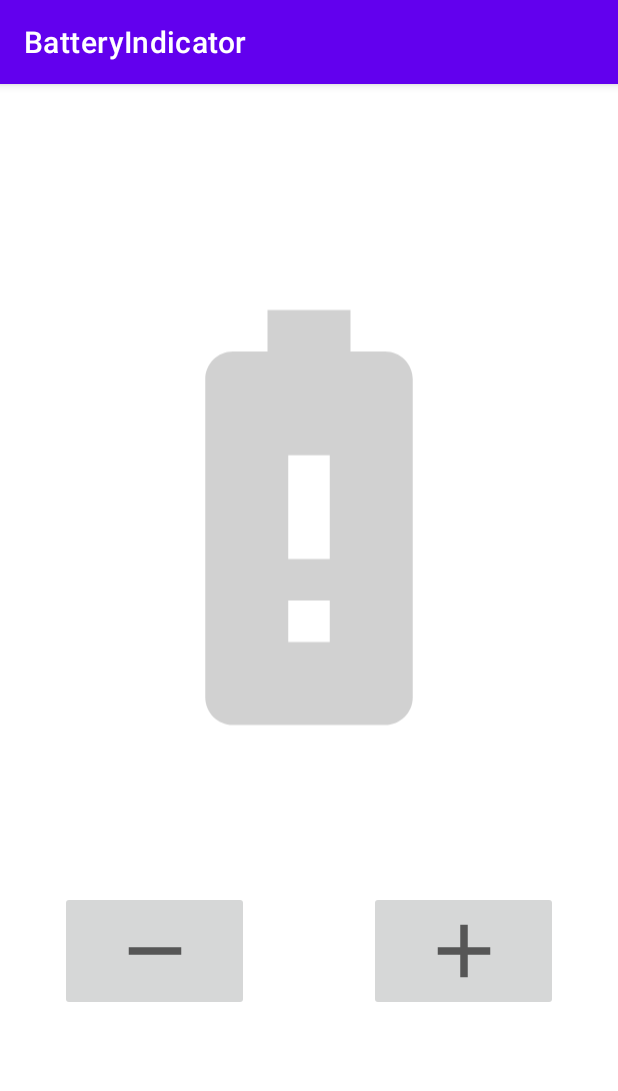
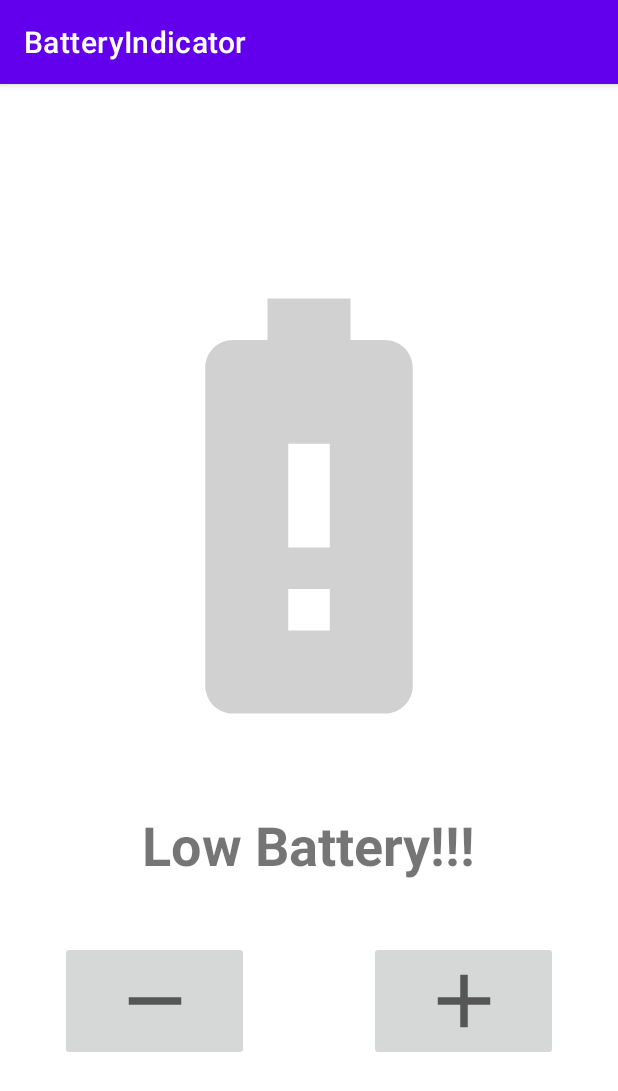
Before and after one commit to rikucherry1993/BatteryIndicator, an Android app: the screen it shows after launch (MainActivity), on a phone screen of 412 x 824 dp. Shown: the top 1091 px of the screen. Run offline under Robolectric (Android 15) with nearby library versions, the phone set to English and light mode, and no system bars.

Commit message:
Added instruction textView below the battery image.

```diff
--- a/app/src/main/java/com/codelab/batteryindicator/MainActivity.java
+++ b/app/src/main/java/com/codelab/batteryindicator/MainActivity.java
@@ -4,10 +4,13 @@ import android.os.Bundle;
 import android.view.View;
 import android.widget.ImageButton;
 import android.widget.ImageView;
-import android.widget.Toast;
+import android.widget.TextView;
 
 import androidx.annotation.NonNull;
 import androidx.appcompat.app.AppCompatActivity;
+
+import java.util.Arrays;
+import java.util.List;
 
 public class MainActivity extends AppCompatActivity {
     private static final String CURRENT_LEVEL = "CURRENT_LEVEL";
@@ -15,7 +18,9 @@ public class MainActivity extends AppCompatActivity {
     private ImageButton plusButton;
     private ImageButton minusButton;
     private ImageView batteryImage;
+    private TextView chargeLevelText;
     private int currentLevel;
+    List<String> levelList;
 
 
     @Override
@@ -26,12 +31,16 @@ public class MainActivity extends AppCompatActivity {
         plusButton = findViewById(R.id.plus_button);
         minusButton = findViewById(R.id.minus_button);
         batteryImage = findViewById(R.id.battery_image);
+        chargeLevelText = findViewById(R.id.text_charge_level);
 
-        //todo: optimize logic
+        levelList = Arrays.asList(getResources().getStringArray(R.array.charge_level));
+
         currentLevel = 0;
+        chargeLevelText.setText(levelList.get(0));
 
         if (savedInstanceState != null) {
             currentLevel = savedInstanceState.getInt(CURRENT_LEVEL);
+            chargeLevelText.setText(levelList.get(currentLevel));
         }
 
     }
@@ -39,7 +48,7 @@ public class MainActivity extends AppCompatActivity {
 
     @Override
     protected void onSaveInstanceState(@NonNull Bundle outState) {
-        outState.putInt(CURRENT_LEVEL,currentLevel);
+        outState.putInt(CURRENT_LEVEL, currentLevel);
         super.onSaveInstanceState(outState);
     }
 
@@ -48,15 +57,16 @@ public class MainActivity extends AppCompatActivity {
         if (currentLevel > 0) {
             currentLevel--;
             batteryImage.setImageLevel(currentLevel);
+            chargeLevelText.setText(levelList.get(currentLevel));
         }
     }
 
 
-
-    public void increase(View view){
-        if (currentLevel < 7){
+    public void increase(View view) {
+        if (currentLevel < 7) {
             currentLevel++;
             batteryImage.setImageLevel(currentLevel);
+            chargeLevelText.setText(levelList.get(currentLevel));
         }
     }
 
--- a/app/src/main/res/layout/activity_main.xml
+++ b/app/src/main/res/layout/activity_main.xml
@@ -11,18 +11,27 @@
         android:layout_width="match_parent"
         android:layout_height="match_parent"
         android:src="@drawable/image_level_list"
-        android:layout_weight="0.3"
+        android:layout_weight="3"
         android:layout_marginTop="80dp"
         android:layout_marginLeft="40dp"
         android:layout_marginRight="40dp"
+         />
+
+    <TextView
+        android:id="@+id/text_charge_level"
+        android:layout_width="wrap_content"
+        android:layout_height="wrap_content"
+        android:text="Invalid"
+        android:textSize="36dp"
+        android:layout_gravity="center_horizontal"
         android:layout_marginBottom="40dp"
-
-         />
+        android:textStyle="bold"
+        />
 
     <LinearLayout
         android:layout_width="match_parent"
         android:layout_height="match_parent"
-        android:layout_weight="0.7"
+        android:layout_weight="6"
         >
 
         <ImageButton
--- a/app/src/main/res/values/strings.xml
+++ b/app/src/main/res/values/strings.xml
@@ -1,3 +1,14 @@
 <resources>
     <string name="app_name">BatteryIndicator</string>
+
+    <string-array name="charge_level">
+        <item>Low Battery!!!</item>
+        <item>20%</item>
+        <item>30%</item>
+        <item>50%</item>
+        <item>60%</item>
+        <item>70%</item>
+        <item>80%</item>
+        <item>100%</item>
+    </string-array>
 </resources>
```
